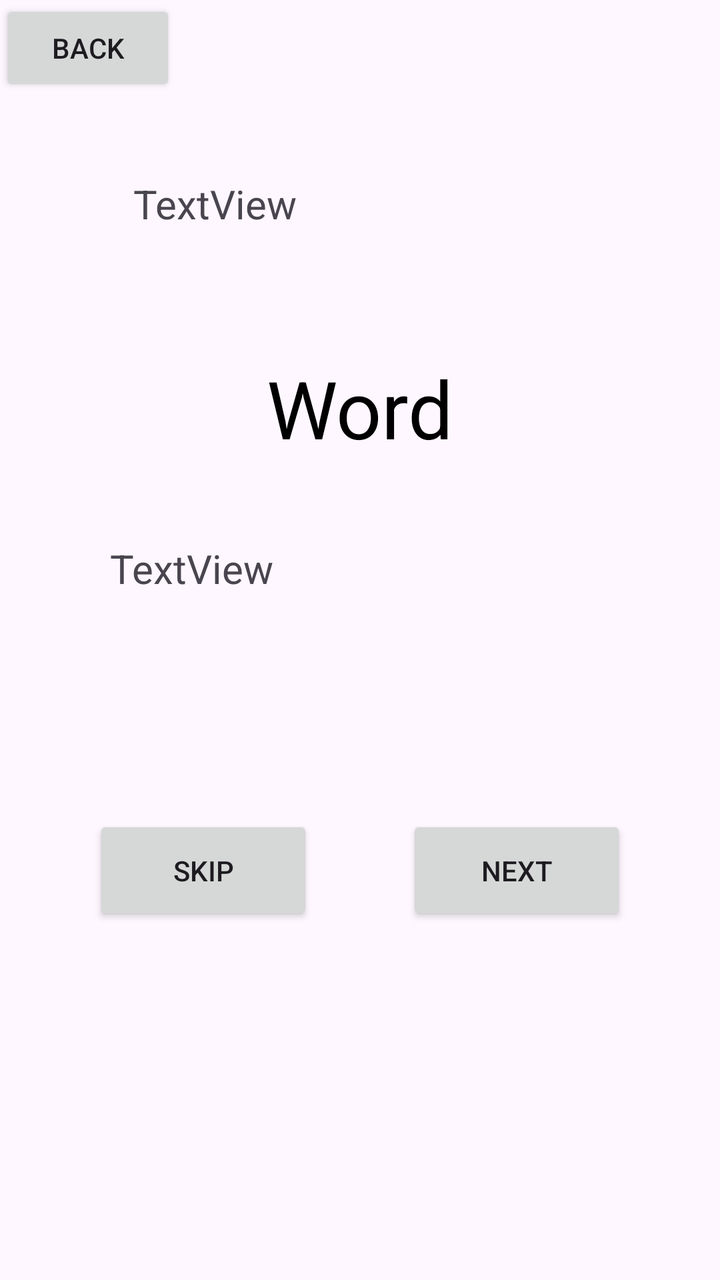
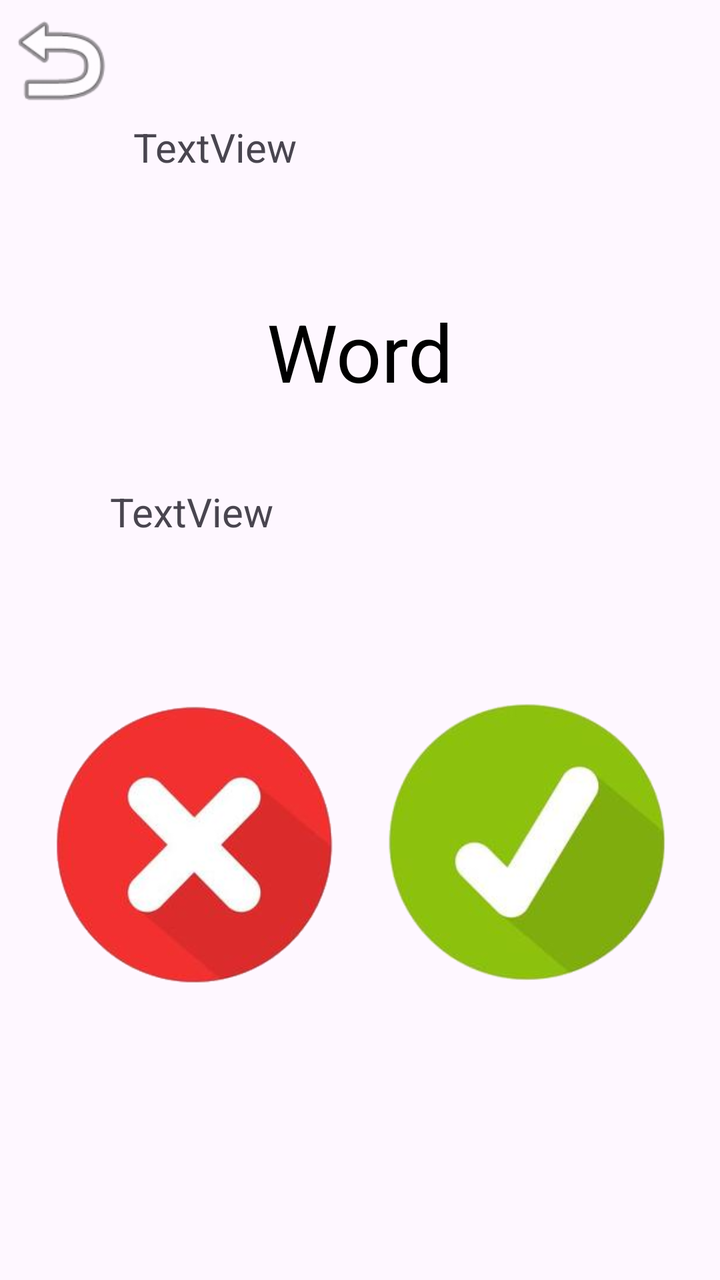

Compare the two renders of this Android layout. The source of the first and the diff that turns it into the second are given below.
<!-- AndroidManifest.xml: application theme Theme.Alias -->
<!-- res/layout/word_screen.xml -->
<?xml version="1.0" encoding="utf-8"?>
<androidx.constraintlayout.widget.ConstraintLayout xmlns:android="http://schemas.android.com/apk/res/android"
    xmlns:app="http://schemas.android.com/apk/res-auto"
    xmlns:tools="http://schemas.android.com/tools"
    android:id="@+id/main"
    android:layout_width="match_parent"
    android:layout_height="match_parent"
    tools:context=".WordScreen"
    android:fitsSystemWindows="true">


    <TextView
        android:id="@+id/text"
        android:layout_width="wrap_content"
        android:layout_height="wrap_content"
        android:text="Word"
        android:textColor="#000000"
        android:textAlignment="center"
        android:textSize="40sp"
        app:layout_constraintTop_toTopOf="parent"
        app:layout_constraintBottom_toTopOf="@+id/next"
        app:layout_constraintStart_toStartOf="parent"
        app:layout_constraintEnd_toEndOf="parent" />

    <Button
        android:id="@+id/next"
        android:layout_width="110dp"
        android:layout_height="55dp"
        android:text="Next"
        app:layout_constraintBottom_toBottomOf="parent"
        app:layout_constraintEnd_toEndOf="parent"
        app:layout_constraintStart_toEndOf="@id/skip"
        app:layout_constraintTop_toBottomOf="@id/text" />

    <Button
        android:id="@+id/skip"
        android:layout_width="110dp"
        android:layout_height="55dp"
        android:text="Skip"
        app:layout_constraintBottom_toBottomOf="parent"
        app:layout_constraintEnd_toStartOf="@id/next"
        app:layout_constraintStart_toStartOf="parent"
        app:layout_constraintTop_toBottomOf="@id/text" />

    <TextView
        android:id="@+id/timer"
        android:layout_width="250dp"
        android:layout_height="48dp"
        android:layout_marginTop="40dp"
        android:text="TextView"
        android:textAlignment="center"
        android:textSize="20sp"
        app:layout_constraintEnd_toEndOf="parent"
        app:layout_constraintStart_toStartOf="parent"
        app:layout_constraintTop_toBottomOf="@id/text" />

    <TextView
        android:id="@+id/amount"
        android:layout_width="227dp"
        android:layout_height="49dp"
        android:layout_marginBottom="40dp"
        android:text="TextView"
        android:textAlignment="center"
        android:textSize="20sp"
        app:layout_constraintBottom_toTopOf="@id/text"
        app:layout_constraintEnd_toEndOf="parent"
        app:layout_constraintStart_toStartOf="parent" />

    <Button
        android:id="@+id/back"
        android:layout_width="wrap_content"
        android:layout_height="wrap_content"
        android:text="back" />

    <androidx.recyclerview.widget.RecyclerView
        android:id="@+id/recyclerView"
        android:layout_width="139dp"
        android:layout_height="218dp"
        android:padding="8dp"
        app:layout_behavior="@string/appbar_scrolling_view_behavior"
        app:layout_constraintEnd_toEndOf="parent" />


</androidx.constraintlayout.widget.ConstraintLayout>
<!-- resources referenced by this layout -->
<resources>
  <style name="Theme.Alias" parent="Base.Theme.Alias" />
  <style name="Base.Theme.Alias" parent="Theme.Material3.DayNight.NoActionBar">
          
          
      </style>
</resources>

<!-- the commit's change to res/layout/word_screen.xml (unified diff, before → after) -->
@@ -5,7 +5,7 @@
     android:id="@+id/main"
     android:layout_width="match_parent"
     android:layout_height="match_parent"
-    tools:context=".WordScreen"
+    tools:context=".pages.WordScreen"
     android:fitsSystemWindows="true">
 
 
@@ -22,25 +22,35 @@
         app:layout_constraintStart_toStartOf="parent"
         app:layout_constraintEnd_toEndOf="parent" />
 
-    <Button
+    <ImageButton
         android:id="@+id/next"
-        android:layout_width="110dp"
-        android:layout_height="55dp"
-        android:text="Next"
+        android:layout_width="140dp"
+        android:layout_height="140dp"
+        android:scaleType="fitXY"
+        android:src="@drawable/check"
+        android:backgroundTint="@null"
+        android:stateListAnimator="@null"
+        android:background="@android:color/transparent"
         app:layout_constraintBottom_toBottomOf="parent"
         app:layout_constraintEnd_toEndOf="parent"
         app:layout_constraintStart_toEndOf="@id/skip"
         app:layout_constraintTop_toBottomOf="@id/text" />
 
-    <Button
+
+    <ImageButton
         android:id="@+id/skip"
-        android:layout_width="110dp"
-        android:layout_height="55dp"
-        android:text="Skip"
+        android:layout_width="140dp"
+        android:layout_height="140dp"
+        android:scaleType="fitXY"
+        android:src="@drawable/x"
+        android:backgroundTint="@null"
+        android:stateListAnimator="@null"
+        android:background="@android:color/transparent"
         app:layout_constraintBottom_toBottomOf="parent"
         app:layout_constraintEnd_toStartOf="@id/next"
         app:layout_constraintStart_toStartOf="parent"
-        app:layout_constraintTop_toBottomOf="@id/text" />
+        app:layout_constraintTop_toBottomOf="@id/text"
+        app:layout_constraintVertical_bias="0.504" />
 
     <TextView
         android:id="@+id/timer"
@@ -66,11 +76,16 @@
         app:layout_constraintEnd_toEndOf="parent"
         app:layout_constraintStart_toStartOf="parent" />
 
-    <Button
+    <ImageButton
         android:id="@+id/back"
-        android:layout_width="wrap_content"
-        android:layout_height="wrap_content"
-        android:text="back" />
+        android:layout_width="60dp"
+        android:layout_height="60dp"
+        android:background="@android:color/transparent"
+        android:backgroundTint="@null"
+        android:scaleType="fitXY"
+        android:src="@android:drawable/ic_menu_revert"
+        android:stateListAnimator="@null" />
+
 
     <androidx.recyclerview.widget.RecyclerView
         android:id="@+id/recyclerView"
<!-- resource entries referenced after the edit -->
@@ -1,5 +1,7 @@
 <!-- resources referenced by this layout -->
 <resources>
+  <!-- drawable check: png bitmap (drawable, 39181 bytes) -->
+  <!-- drawable x: png bitmap (drawable, 47415 bytes) -->
   <style name="Theme.Alias" parent="Base.Theme.Alias" />
   <style name="Base.Theme.Alias" parent="Theme.Material3.DayNight.NoActionBar">
           
